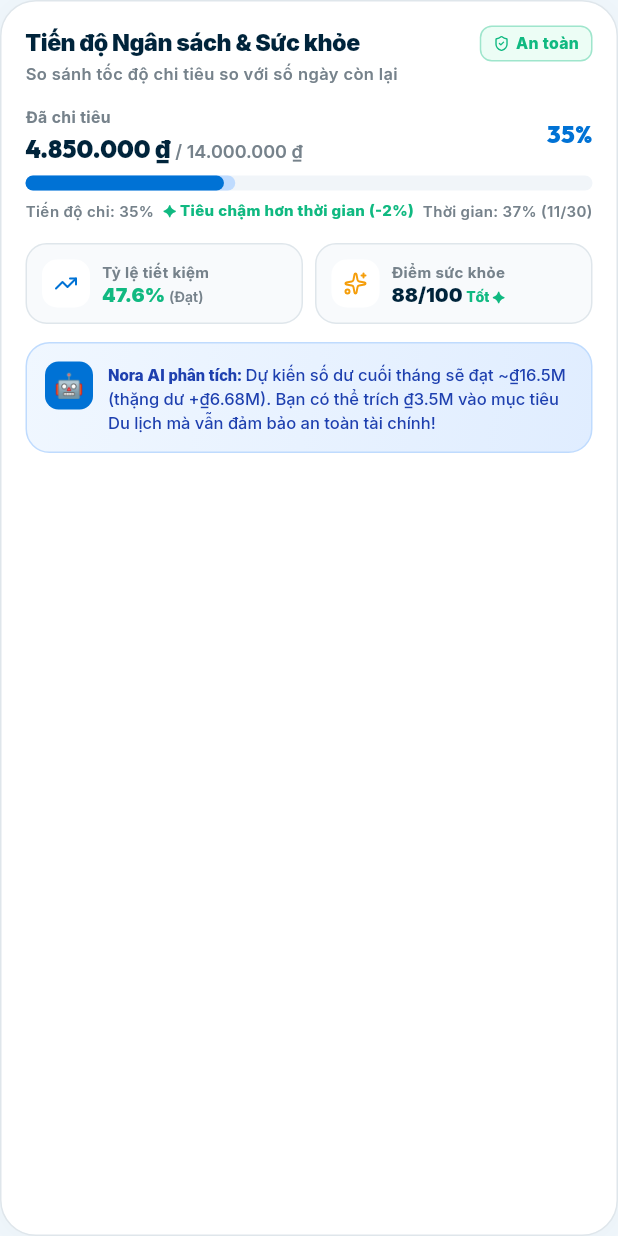
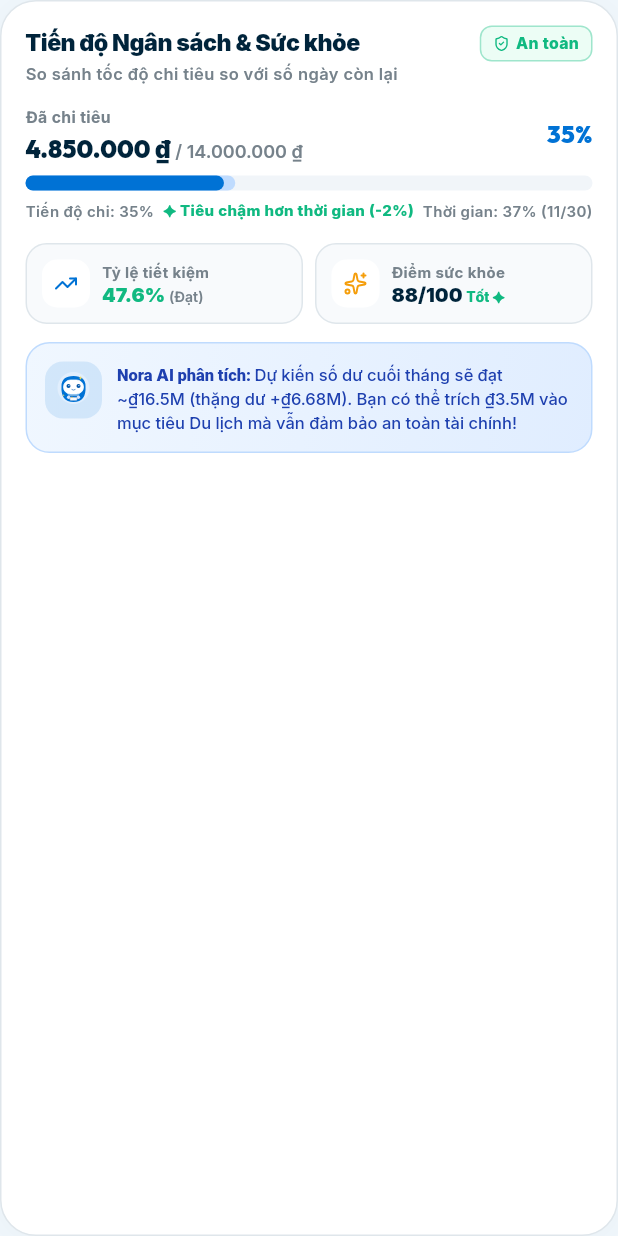
Before and after one commit to henruysun2511/finora, a Flutter app: the HomeBudgetHealthCard widget shown alone on an empty page, opened directly, on a phone screen of 412 x 824 dp. Run offline on Flutter 3.47's test engine with Material 3 defaults, Android fonts, the phone set to English and light mode, and no system bars; our stand-ins replace device_preview, dio, file_picker, flutter_dotenv, flutter_riverpod, flutter_secure_storage and 8 more; missing offline and left inert: record; accounts and stored records are empty; generated files the repository leaves out were written again; network calls fail.

Commit message:
style(home): replace emoji with authentic Nora MascotWidget in budget pacing card

```diff
--- a/lib/features/home/presentation/widgets/home_budget_health_card.dart
+++ b/lib/features/home/presentation/widgets/home_budget_health_card.dart
@@ -7,6 +7,7 @@ import '../../../../app/router/route_names.dart';
 import '../../../../app/theme/app_colors.dart';
 import '../../../../core/utils/currency_formatter.dart';
 import '../../../../core/widgets/lucide_icon.dart';
+import '../../../../core/widgets/mascot/mascot_widget.dart';
 import '../../../dashboard/domain/models/budget_health_model.dart';
 import '../../../dashboard/domain/models/dashboard_overview_model.dart';
 import '../../../dashboard/presentation/providers/dashboard_providers.dart';
@@ -490,17 +491,17 @@ class HomeBudgetHealthCard extends ConsumerWidget {
             crossAxisAlignment: CrossAxisAlignment.start,
             children: [
               Container(
-                width: 32,
-                height: 32,
+                width: 38,
+                height: 38,
                 decoration: BoxDecoration(
-                  color: AppColors.primary,
-                  borderRadius: BorderRadius.circular(9),
+                  color: AppColors.primary.withValues(alpha: isDark ? 0.2 : 0.12),
+                  borderRadius: BorderRadius.circular(12),
                 ),
-                child: const Center(
-                  child: Text(
-                    '🤖',
-                    style: TextStyle(fontSize: 16),
-                  ),
+                alignment: Alignment.center,
+                child: const MascotWidget(
+                  mascotId: 'nora',
+                  size: 32,
+                  float: false,
                 ),
               ),
               const SizedBox(width: 10),
```
